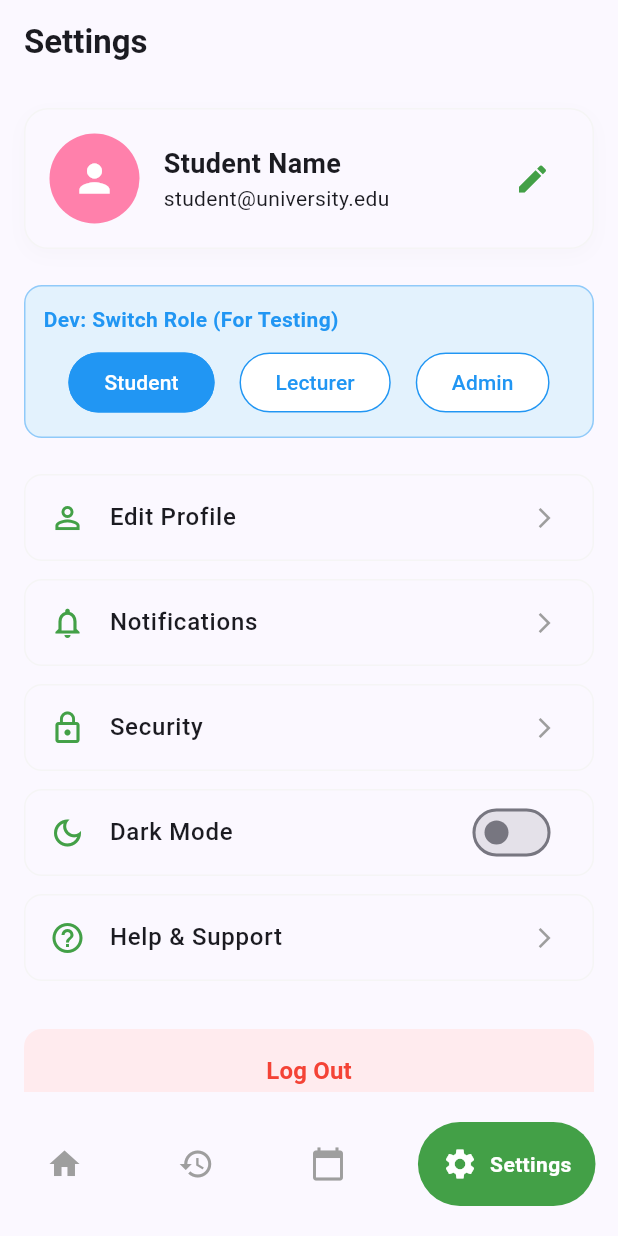
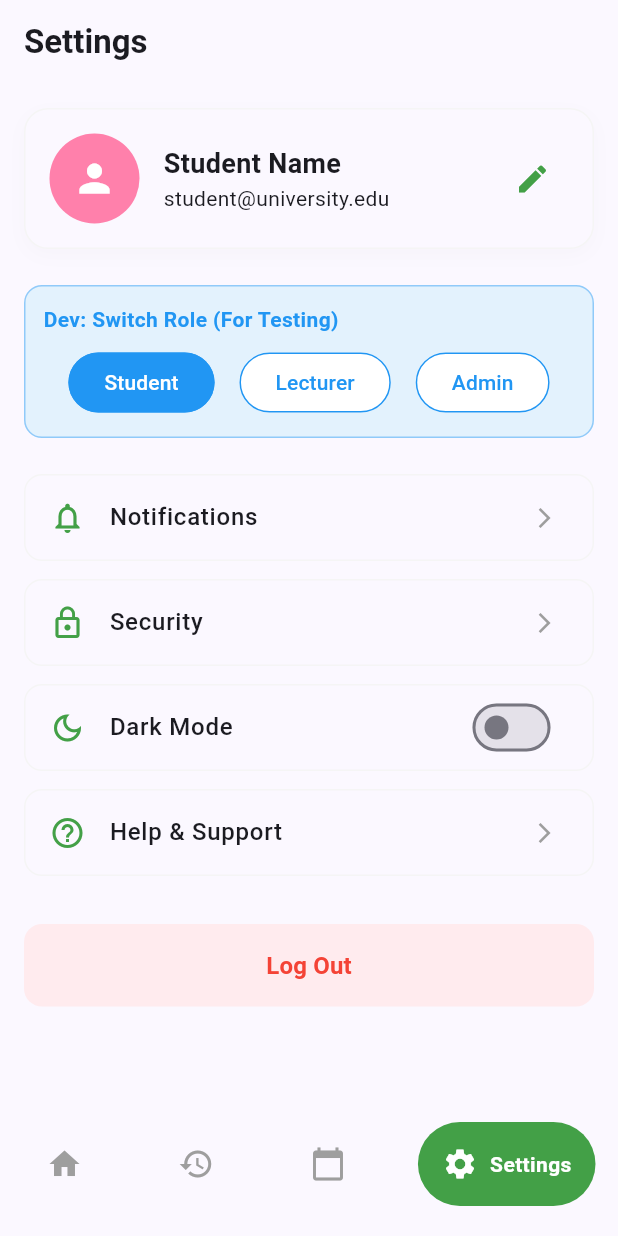
Before and after one commit to kraziyhotrod101/MUT-SmartTrack, a Flutter app: the SettingsPage screen opened by its route, on a phone screen of 412 x 824 dp. Run offline on Flutter 3.47's test engine with Material 3 defaults, Android fonts, the phone set to English and light mode, and no system bars; drawn by our look-alikes of google_nav_bar; our stand-ins replace go_router, local_auth, qr_flutter, shared_preferences; missing offline and left inert: mobile_scanner; accounts and stored records are empty.

Commit message:
refactor: Replace 'Edit Profile' setting with 'Notifications' in SettingsPage

```diff
--- a/lib/features/attendance/presentation/screens/pages/settings.dart
+++ b/lib/features/attendance/presentation/screens/pages/settings.dart
@@ -36,11 +36,7 @@ class _SettingsPageState extends State<SettingsPage> {
             // Widget for testing roles
             _buildRoleSwitcher(),
             const SizedBox(height: 24),
-            _buildSettingsItem(
-              icon: Icons.person_outline,
-              title: "Edit Profile",
-              onTap: () {},
-            ),
+
             _buildSettingsItem(
               icon: Icons.notifications_none,
               title: "Notifications",
```
